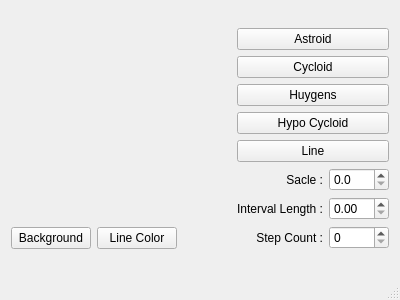
Before: the Qt Designer form mainwindow.ui in MuhammadAliMoutiry/QtCurvesCPP, drawn with Qt 5.
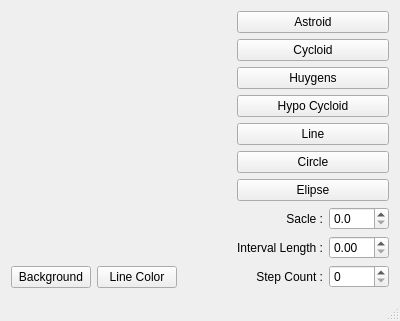
After: the same form once the commit is applied. Custom widgets are drawn as their Qt base class.

Commit message: Added new shapes : Circle and Elipse

```diff
--- a/mainwindow.ui
+++ b/mainwindow.ui
@@ -90,6 +90,20 @@
         </property>
        </widget>
       </item>
+      <item>
+       <widget class="QPushButton" name="btnCircle">
+        <property name="text">
+         <string>Circle</string>
+        </property>
+       </widget>
+      </item>
+      <item>
+       <widget class="QPushButton" name="btnElipse">
+        <property name="text">
+         <string>Elipse</string>
+        </property>
+       </widget>
+      </item>
       <item>
        <layout class="QHBoxLayout" name="horizontalLayout">
         <item>
```
The commit also changes 4 other files.
